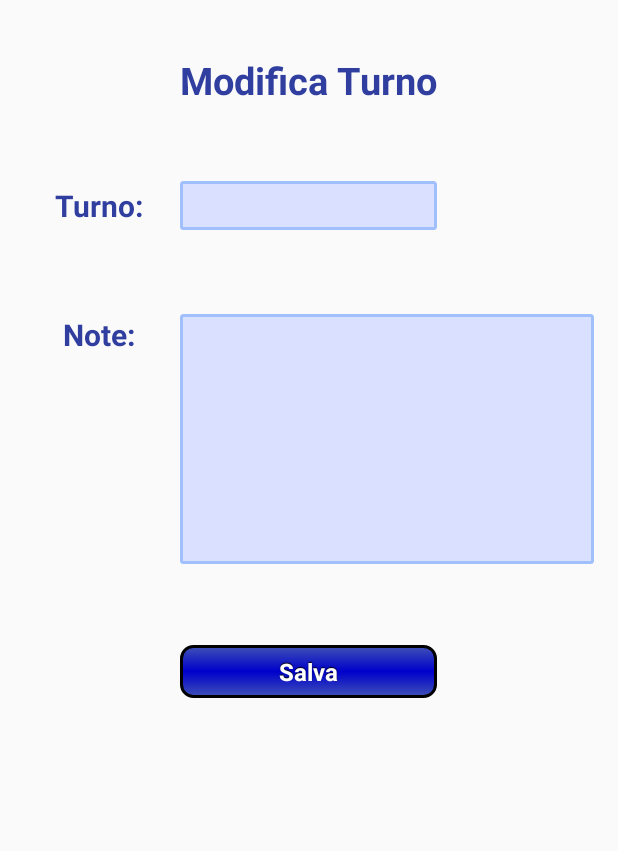
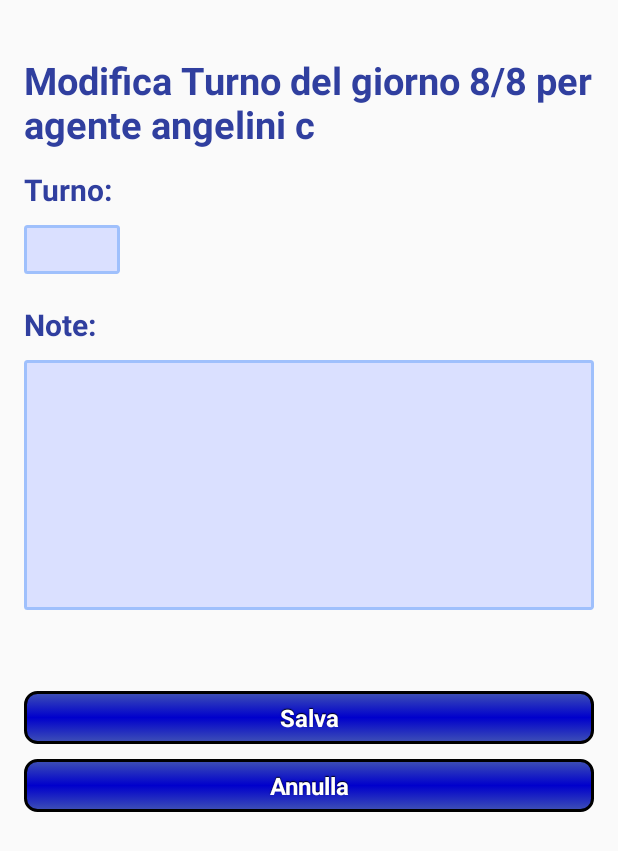
Before and after one commit to albe1986/AndroidStudio-Projects, an Android app: the layout activity_edit_turno.xml on its own in the app's theme, with its tools: preview values and no code run, on a phone screen of 412 x 824 dp. Shown: the top 851 px of the screen. Run offline under Robolectric (Android 15) with nearby library versions, the phone set to English and light mode, and no system bars.

Commit message:
New Layout

```diff
--- a/CalendarioTurni/app/src/main/java/it/app/apolverari/calendarioturni/HTMLCalendar.java
+++ b/CalendarioTurni/app/src/main/java/it/app/apolverari/calendarioturni/HTMLCalendar.java
@@ -140,7 +140,7 @@ public class HTMLCalendar {
 
     public void generateHTML(HashMap<Integer, String> turniGG, String agente){
         String agenteHiddenInput = "<input id=\"agente\" type=\"hidden\" value=\"" + agente + "\" />\n";
-        String monthHiddenInput = "<input id=\"month\" type=\"hidden\" value=" + months.get(this.month) + " />";
+        String monthHiddenInput = "<input id=\"month\" type=\"hidden\" value=" + String.valueOf(months.get(this.month)) + " />";
         HTML = openHTML + agenteHiddenInput + monthHiddenInput + header;
         HTML += table;
         Integer blankDays;
--- a/CalendarioTurni/app/src/main/java/it/app/apolverari/calendarioturni/MainActivity.java
+++ b/CalendarioTurni/app/src/main/java/it/app/apolverari/calendarioturni/MainActivity.java
@@ -153,6 +153,7 @@ public class MainActivity extends AppCompatActivity
                 i.putExtra("day", day);
                 i.putExtra("month", month);
                 i.putExtra("year", year);
+                i.putExtra("activity", "Main");
                 startActivity(i);
             }
         });
--- a/CalendarioTurni/app/src/main/res/layout/activity_edit_turno.xml
+++ b/CalendarioTurni/app/src/main/res/layout/activity_edit_turno.xml
@@ -12,7 +12,7 @@
     <TextView
         android:layout_width="wrap_content"
         android:layout_height="wrap_content"
-        android:text="Modifica Turno"
+        android:text="Modifica Turno del giorno 8/8 per agente angelini c"
         android:id="@+id/editTitle"
         android:layout_alignParentTop="true"
         android:layout_centerHorizontal="true"
@@ -26,31 +26,28 @@
         android:layout_width="wrap_content"
         android:layout_height="wrap_content"
         android:id="@+id/editTurno"
-        android:layout_below="@+id/editTitle"
-        android:layout_alignLeft="@+id/editTitle"
-        android:layout_alignStart="@+id/editTitle"
-        android:layout_alignRight="@+id/editTitle"
-        android:layout_alignEnd="@+id/editTitle"
-        android:layout_alignParentLeft="false"
-        android:layout_alignParentRight="false"
         style="@style/spinner_textview"
-        android:layout_marginBottom="0dp" />
+        android:layout_marginBottom="0dp"
+        android:layout_alignRight="@+id/textView2"
+        android:layout_alignEnd="@+id/textView2"
+        android:layout_alignParentLeft="true"
+        android:layout_alignParentStart="true"
+        android:layout_below="@+id/editTitle" />
 
     <TextView
         android:layout_width="wrap_content"
         android:layout_height="wrap_content"
         android:text="Turno: "
         android:id="@+id/textView2"
-        android:layout_below="@+id/editTitle"
-        android:layout_alignParentLeft="true"
-        android:layout_alignParentStart="true"
         android:textSize="20dp"
         android:textStyle="bold"
         android:textColor="@color/colorPrimaryDark"
-        android:layout_alignBottom="@+id/editTurno"
-        android:layout_toLeftOf="@+id/editTurno"
-        android:layout_toStartOf="@+id/editTurno"
-        android:gravity="center" />
+        android:gravity="left|center"
+        android:layout_above="@+id/editTurno"
+        android:layout_alignParentLeft="true"
+        android:layout_alignParentStart="true"
+        android:layout_marginBottom="10dp"
+        android:layout_marginTop="20dp" />
 
     <TextView
         android:layout_width="wrap_content"
@@ -60,22 +57,24 @@
         android:textSize="20dp"
         android:textStyle="bold"
         android:textColor="@color/colorPrimaryDark"
-        android:gravity="center"
-        android:layout_marginTop="56dp"
-        android:layout_below="@+id/textView2"
+        android:gravity="left|center"
+        android:layout_below="@+id/editTurno"
         android:layout_alignParentLeft="true"
         android:layout_alignParentStart="true"
-        android:layout_toLeftOf="@+id/editNote"
-        android:layout_toStartOf="@+id/editNote" />
+        android:layout_alignRight="@+id/textView2"
+        android:layout_alignEnd="@+id/textView2"
+        android:layout_marginTop="20dp"
+        android:layout_marginBottom="10dp" />
 
     <EditText
         style="@style/spinner_textview"
         android:layout_width="wrap_content"
         android:layout_height="250px"
         android:id="@+id/editNote"
-        android:layout_alignTop="@+id/textView3"
-        android:layout_toRightOf="@+id/textView2"
         android:gravity="left"
+        android:layout_below="@+id/textView3"
+        android:layout_alignParentLeft="true"
+        android:layout_alignParentStart="true"
         android:layout_alignParentRight="true"
         android:layout_alignParentEnd="true" />
 
@@ -86,8 +85,20 @@
         android:id="@+id/editSave"
         android:layout_marginTop="54dp"
         android:layout_below="@+id/editNote"
-        android:layout_alignRight="@+id/editTurno"
-        android:layout_alignEnd="@+id/editTurno"
         android:layout_alignLeft="@+id/editNote"
-        android:layout_alignStart="@+id/editNote" />
+        android:layout_alignStart="@+id/editNote"
+        android:layout_alignRight="@+id/editNote"
+        android:layout_alignEnd="@+id/editNote" />
+
+    <Button
+        android:layout_width="wrap_content"
+        android:layout_height="wrap_content"
+        android:text="Annulla"
+        android:id="@+id/editAnnulla"
+        android:layout_below="@+id/editSave"
+        android:layout_alignRight="@+id/editSave"
+        android:layout_alignEnd="@+id/editSave"
+        android:layout_alignParentLeft="true"
+        android:layout_alignParentStart="true"
+        android:layout_marginTop="10dp" />
 </RelativeLayout>
```
Also changed, not shown: CalendarioTurni/app/src/main/java/it/app/apolverari/calendarioturni/EditTurno.java (+43 -5 lines), CalendarioTurni/app/src/main/java/it/app/apolverari/calendarioturni/MiscUtils.java (+26 -3 lines), CalendarioTurni/app/src/main/java/it/app/apolverari/calendarioturni/TurniActivity.java (+7 -2 lines), CalendarioTurni/app/src/main/java/it/app/apolverari/db/DBHelper.java (+14 -0 lines), CalendarioTurni/app/src/main/java/it/app/apolverari/db/DBManager.java (+57 -0 lines).
